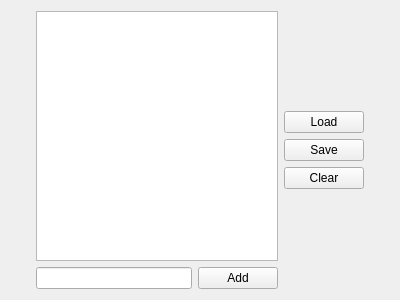
OpenRcon/OpenRcon, file client/frostbite2/ReservedSlotsWidget.ui: the form before one commit.
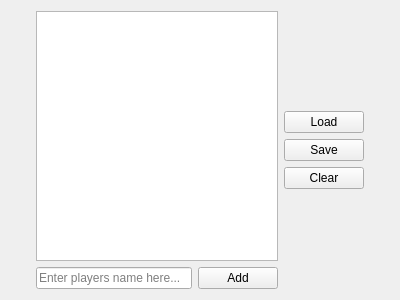
The form after the commit.

What changed in the file:
```diff
--- a/client/frostbite2/ReservedSlotsWidget.ui
+++ b/client/frostbite2/ReservedSlotsWidget.ui
@@ -14,7 +14,14 @@
    <item row="0" column="1">
     <layout class="QGridLayout" name="gridLayout_6">
      <item row="3" column="0">
-      <widget class="QLineEdit" name="lineEdit_rs_player"/>
+      <widget class="QLineEdit" name="lineEdit_rs_player">
+       <property name="placeholderText">
+        <string>Enter players name here...</string>
+       </property>
+       <property name="clearButtonEnabled">
+        <bool>true</bool>
+       </property>
+      </widget>
      </item>
      <item row="3" column="1" colspan="4">
       <widget class="QPushButton" name="pushButton_rs_add">
```
